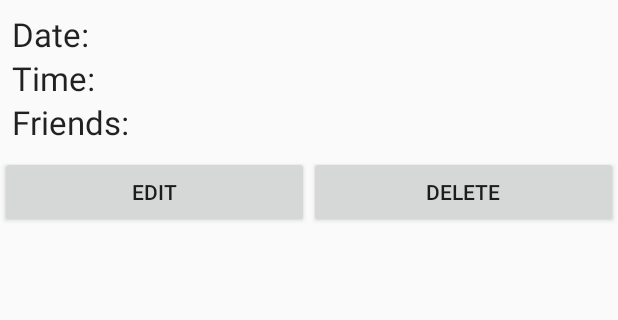
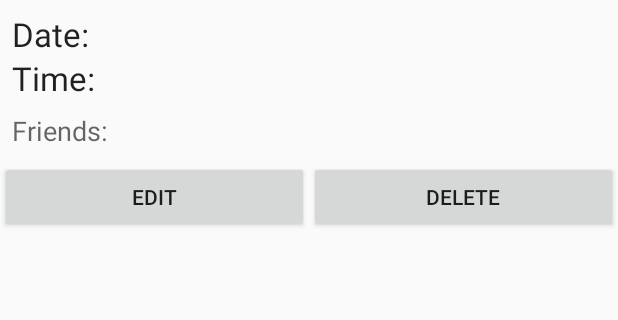
Before and after one commit to awswenson/OnTheDot, an Android app: the TripInfoActivity screen opened directly, with no data from a screen before it, on a phone screen of 412 x 824 dp, the part 137-457 px from its top. Run offline under Robolectric (Android 15) with nearby library versions, the phone set to English and light mode, and no system bars; 4 statements that could not run were skipped.

Commit message:
Modified TripInfo page to display information about attending friends

```diff
--- a/app/src/main/res/layout/activity_trip_info.xml
+++ b/app/src/main/res/layout/activity_trip_info.xml
@@ -41,14 +41,19 @@
             android:text="Time:"
             android:id="@+id/time_textView" />
 
+        <Space
+            android:layout_width="match_parent"
+            android:layout_height="@dimen/dashboard_margin_between_lists"/>
+
         <TextView
             android:layout_width="wrap_content"
             android:layout_height="wrap_content"
             android:paddingLeft="@dimen/dashboard_margin_between_lists"
             android:paddingRight="@dimen/dashboard_margin_between_lists"
             android:paddingBottom="@dimen/dashboard_margin_between_lists"
-            android:textAppearance="?android:attr/textAppearanceLarge"
-            android:text="Friends:"
+            android:textAppearance="?android:attr/textAppearanceMedium"
+            android:text="Friends: "
+            android:maxLines="4"
             android:id="@+id/friends_textView" />
 
         <LinearLayout
```
Also changed, not shown: app/src/main/java/cs407/onthedot/TripInfoActivity.java (+18 -1 lines).
